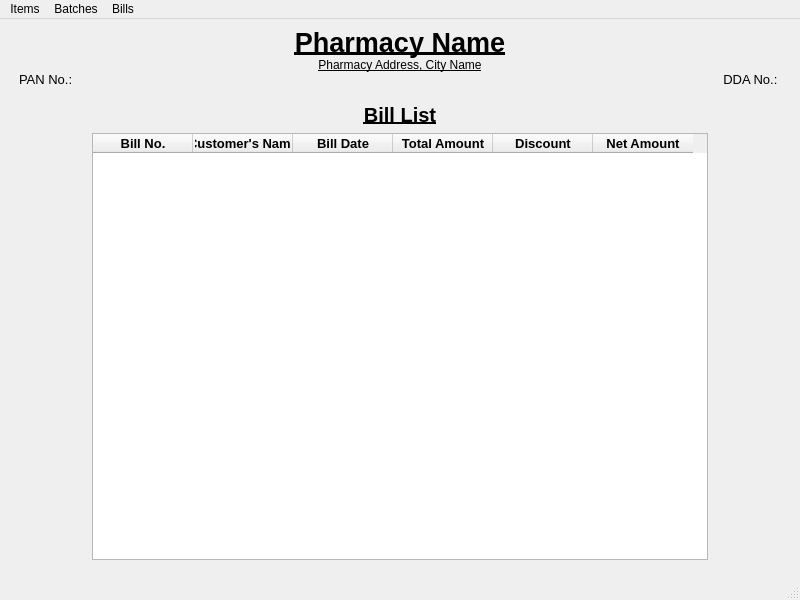
Old version of the form UI/main.ui in the repository aayushman0/PharmacyStockAndBilling-PyQt.
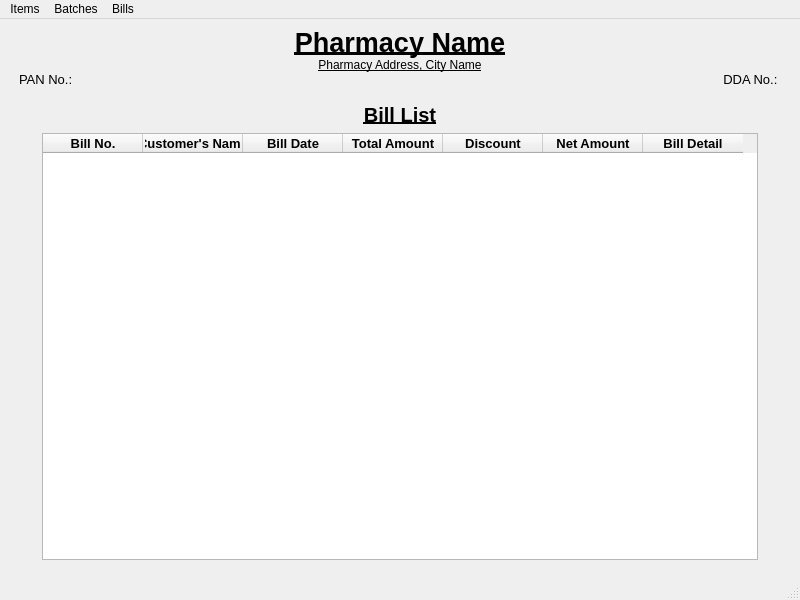
New version of the form. The open tabs and pages were chosen to show the change.

Commit message: refactor page reset and added bill view

Diff of the .ui file:
```diff
--- a/UI/main.ui
+++ b/UI/main.ui
@@ -1396,6 +1396,18 @@
               </font>
              </property>
             </column>
+            <column>
+             <property name="text">
+              <string>Bill Detail</string>
+             </property>
+             <property name="font">
+              <font>
+               <family>Segoe UI</family>
+               <pointsize>10</pointsize>
+               <bold>true</bold>
+              </font>
+             </property>
+            </column>
            </widget>
           </item>
          </layout>
```
Left out of the diff: 12 changed lines with no effect on the pictures. The commit also changes 4 other files.
